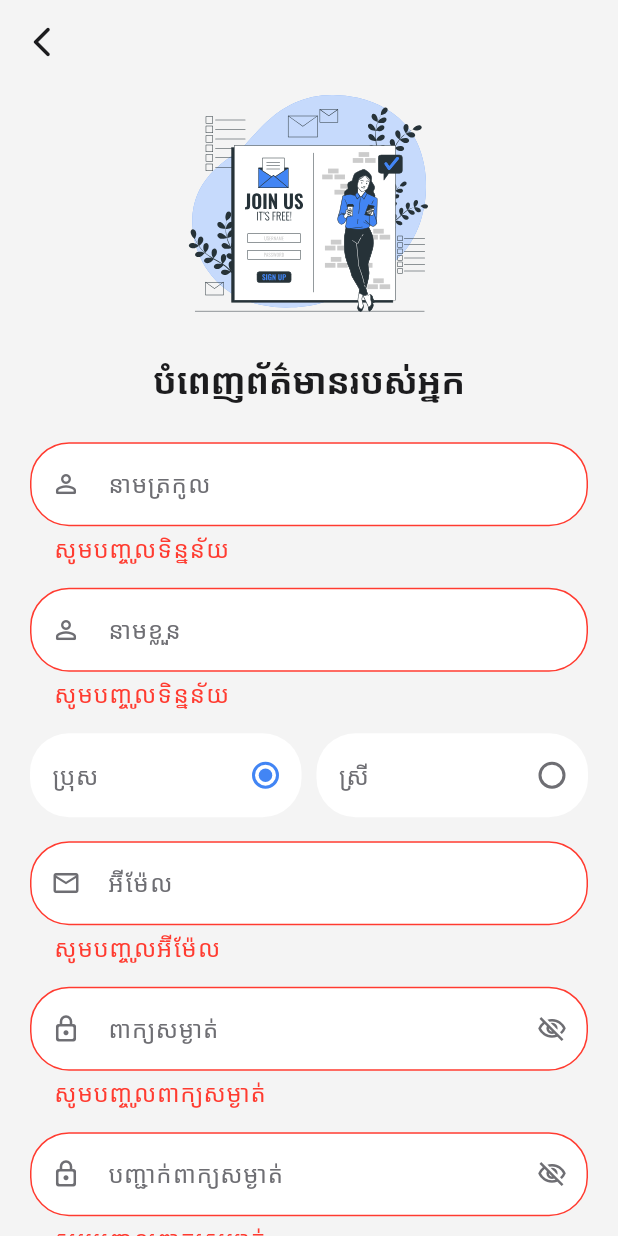
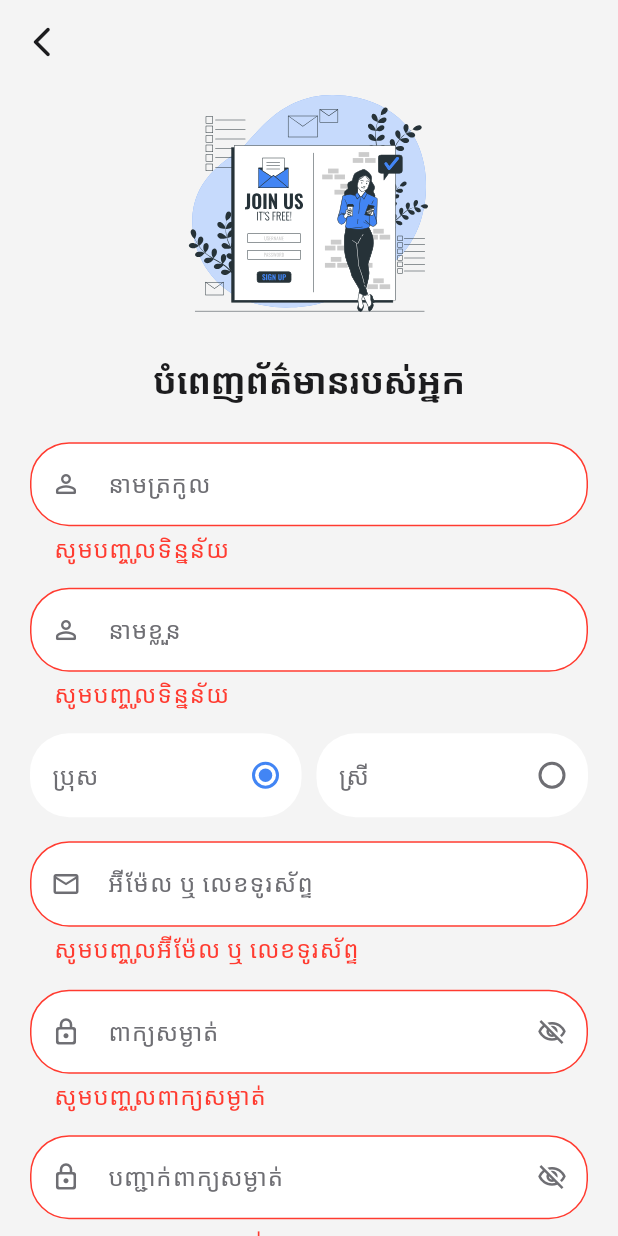
Before and after one commit to khomsomchhai/tamdansers-mobile-app-lv1, a Flutter app: the SignUpTeacherScreen screen opened by its route, after a tap on "ចុះឈ្មោះ", on a phone screen of 412 x 824 dp. Run offline on Flutter 3.47's test engine with Material 3 defaults, Android fonts, the phone set to English and light mode, and no system bars; our stand-ins replace carousel_slider, flutter_bounceable, flutter_svg, google_fonts, percent_indicator, smooth_page_indicator; project files that could hold a hidden picture were left out.

Commit message:
Update login/sign up

```diff
--- a/lib/constants/validators.dart
+++ b/lib/constants/validators.dart
@@ -7,6 +7,20 @@ class Validators {
     }
     return null;
   }
+  static String? emailOrPhone(String? value) {
+    if (value == null || value.isEmpty) {
+      return "សូមបញ្ចូលអ៊ីម៉ែល ឬ លេខទូរស័ព្ទ";
+    }
+
+    final emailRegex = RegExp(r'^[^@]+@[^@]+\.[^@]+');
+    final phoneRegex = RegExp(r'^(0[0-9]{8,9}|\+855[0-9]{8,9})$');
+
+    if (emailRegex.hasMatch(value) || phoneRegex.hasMatch(value)) {
+      return null;
+    }
+    return "អ៊ីម៉ែល ឬ លេខទូរស័ព្ទមិនត្រឹមត្រូវ";
+  }
+
   static String? password(value){
     if(value!.isEmpty){
       return "សូមបញ្ចូលពាក្យសម្ងាត់";
--- a/lib/screens/auth/login_teacher_screen.dart
+++ b/lib/screens/auth/login_teacher_screen.dart
@@ -102,9 +102,9 @@ class _LoginTeacherScreenState extends State<LoginTeacherScreen> {
       child: Column(
         children: [
           AuthField(
-            validator: Validators.email,
+            validator: Validators.emailOrPhone,
             textController: emailCtrl,
-            hintText: "បញ្ចូលអ៊ីម៉ែលរបស់អ្នក",
+            hintText: "បញ្ចូលអ៊ីម៉ែល ឬ លេខទូរស័ព្ទរបស់អ្នក",
             icon: Icon(
               Icons.email_outlined,
               size: 20,
--- a/lib/screens/auth/sign_up_teacher_screen.dart
+++ b/lib/screens/auth/sign_up_teacher_screen.dart
@@ -134,14 +134,14 @@ class _SignUpTeacherScreenState extends State<SignUpTeacherScreen> {
             height: 16,
           ),
           AuthField(
-            hintText: "អ៊ីម៉ែល",
+            hintText: "អ៊ីម៉ែល ឬ លេខទូរស័ព្ទ",
             icon: Icon(
               Icons.email_outlined,
               size: 20,
               color: AppColors.secondaryText,
             ),
             textController: emailCtrl,
-            validator: Validators.email,
+            validator: Validators.emailOrPhone,
           ),
           SizedBox(
             height: 16,
```
